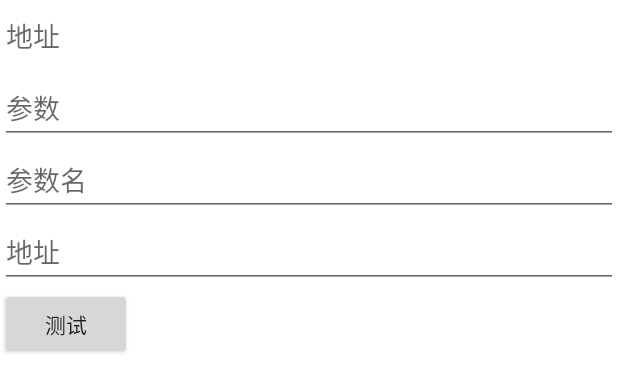
After one commit to wangfeixixi/CIP, an Android app: the layout test_url_activity.xml on its own in the app's theme, with its tools: preview values and no code run, on a phone screen of 412 x 824 dp. The commit adds this screen. Shown: the top 392 px of the screen. Run offline under Robolectric (Android 15) with nearby library versions, the phone set to English and light mode, and no system bars.

```diff
--- a/app/src/main/java/wangfeixixi/cip/widget/carview/CarView.java
+++ b/app/src/main/java/wangfeixixi/cip/widget/carview/CarView.java
@@ -77,7 +77,8 @@ public class CarView extends View {
     private Bitmap rotateBitmap;
 
     private void drawCar(Canvas canvas, CarBean bean) {
-        rotateBitmap = BitmapUtils.rotateBitmap(bean.fcwAlarm == 0 ? car_bitmap : car_alert_bitmap, bean.rotate);
+        rotateBitmap = BitmapUtils.rotateBitmap(bean.fcwAlarm == 0 ? car_bitmap : car_alert_bitmap, bean.heading);
+
         canvas.drawBitmap(rotateBitmap, CarUtils.x2XView(mCarX, bean), CarUtils.y2YView(mCarY, bean), mPaintCar);
         canvas.save();
     }
--- /dev/null
+++ b/app/src/main/res/layout/test_url_activity.xml
@@ -0,0 +1,42 @@
+<?xml version="1.0" encoding="utf-8"?>
+<LinearLayout xmlns:android="http://schemas.android.com/apk/res/android"
+    android:layout_width="match_parent"
+    android:layout_height="match_parent"
+    android:orientation="vertical">
+
+    <EditText
+        android:id="@+id/et_url"
+        android:layout_width="match_parent"
+        android:layout_height="wrap_content"
+        android:hint="地址" />
+
+    <EditText
+        android:id="@+id/et_method"
+        android:layout_width="match_parent"
+        android:layout_height="wrap_content"
+        android:hint="参数" />
+
+    <EditText
+        android:id="@+id/et_param_name"
+        android:layout_width="match_parent"
+        android:layout_height="wrap_content"
+        android:hint="参数名" />
+
+    <EditText
+        android:id="@+id/et_param_value"
+        android:layout_width="match_parent"
+        android:layout_height="wrap_content"
+        android:hint="地址" />
+
+    <Button
+        android:id="@+id/btn_test"
+        android:layout_width="wrap_content"
+        android:layout_height="wrap_content"
+        android:text="测试" />
+
+    <TextView
+        android:id="@+id/tv_result"
+        android:layout_width="wrap_content"
+        android:layout_height="wrap_content" />
+
+</LinearLayout>
```
Also changed, not shown: app/src/main/java/wangfeixixi/cip/ui/CarViewActivity.java (added, +101 -0 lines), app/src/main/res/layout/carview_activity.xml (added, +134 -0 lines), app/src/main/res/layout/main_activity.xml (added, +100 -0 lines).
